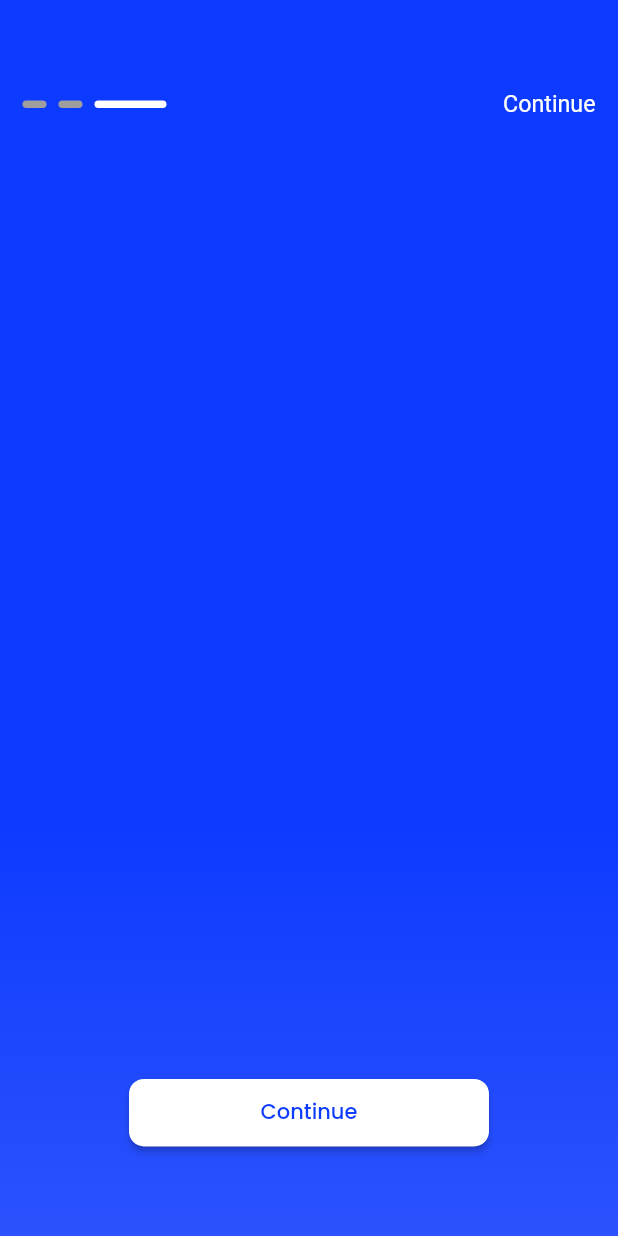
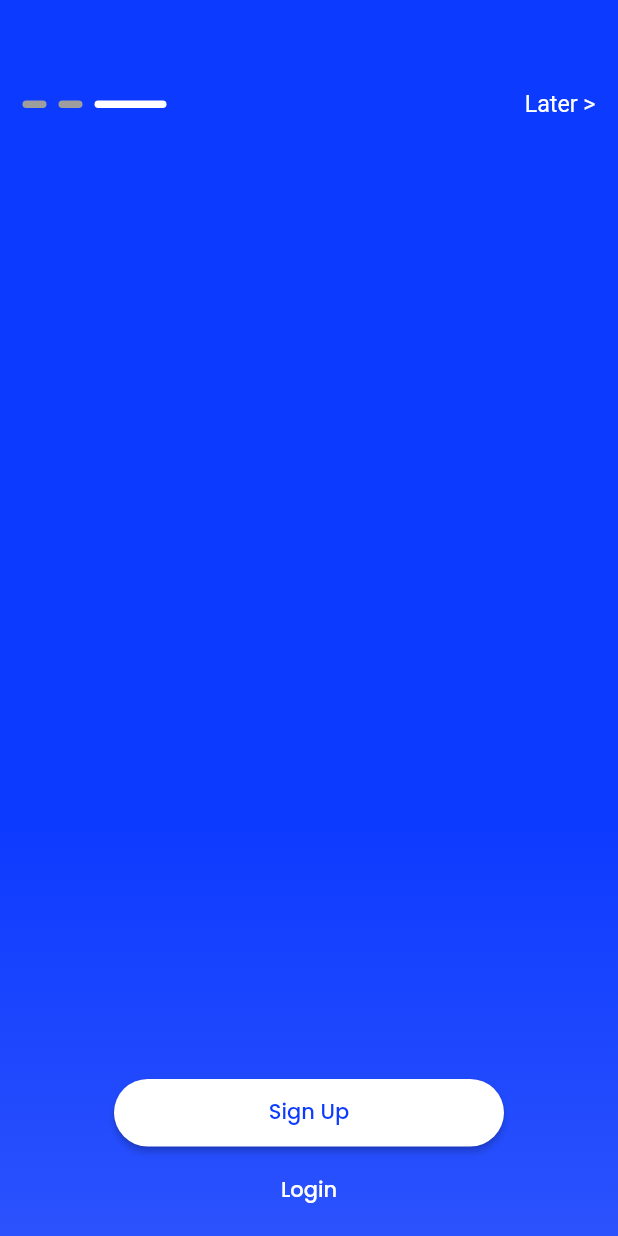
Before and after one commit to peak-tree-com/TATAHackthon, a Flutter app: the screen it shows after launch, after a tap on "Skip >", on a phone screen of 412 x 824 dp. Run offline on Flutter 3.47's test engine with Material 2 defaults, Android fonts, the light colour scheme and no system bars; drawn by our look-alikes of smooth_page_indicator.

Commit message:
Onboarding screen clean code, auth page started

```diff
--- a/lib/Constraints/Constraints.dart
+++ b/lib/Constraints/Constraints.dart
@@ -7,6 +7,10 @@ class Additional {
   String screenTwoText2 =
       'Revolutionize user onboarding through smart automation and tailored recommendations';
   String continueTxt = 'Continue';
+  String signup = 'Sign Up';
+  String login = 'Login';
+  String later = 'Later >';
+  String skip = 'Skip >';
 }
 
 class fontFamily {
--- /dev/null
+++ b/lib/Feature/Screen/AuthScreen/Login.dart
@@ -0,0 +1,11 @@
+import 'package:flutter/material.dart';
+
+class LoginScreen extends StatelessWidget {
+  static const route = '/LoginScreen';
+  const LoginScreen({super.key});
+
+  @override
+  Widget build(BuildContext context) {
+    return const Placeholder();
+  }
+}
--- a/lib/Feature/Screen/OnBoardScreen/OnBoardScreen.dart
+++ b/lib/Feature/Screen/OnBoardScreen/OnBoardScreen.dart
@@ -4,6 +4,9 @@ import 'package:tatahackathon/Constraints/Constraints.dart';
 import 'package:tatahackathon/Feature/Screen/OnBoardScreen/ScreenOne.dart';
 import 'package:tatahackathon/Feature/Screen/OnBoardScreen/ScreenThree.dart';
 import 'package:tatahackathon/Feature/Screen/OnBoardScreen/ScreenTwo.dart';
+import 'package:tatahackathon/Feature/Widget/CustomElevated/CustomOnboardingElevated.dart';
+import 'package:tatahackathon/Feature/Widget/CustomElevated/CustomOnboardingGestureDetector.dart';
+import 'package:tatahackathon/Feature/Widget/CustomText/CustomTextPopReg.dart';
 import 'package:tatahackathon/util.dart';
 
 class OnBoardingScreen extends StatefulWidget {
@@ -18,20 +21,22 @@ class _OnBoardingScreenState extends State<OnBoardingScreen> {
   final PageController _controller = PageController();
   bool _skip = false;
   bool _continue = false;
+  bool _signin = false;
   @override
   Widget build(BuildContext context) {
     return Scaffold(
       body: Stack(
         children: [
           PageView(
-            onPageChanged: (value) {
+            onPageChanged: (index) {
               setState(() {
-                _skip = (value == 2);
-                _continue = (value == 2);
+                _skip = (index == 2);
+                _continue = (index == 2);
+                _signin = (index == 2);
               });
             },
             controller: _controller,
-            children: const [ScreenOne(), ScreenTwo(), LoginPage()],
+            children: const [ScreenOne(), ScreenTwo(), ScreenThree()],
           ),
           Align(
             alignment: const Alignment(-0.9, -0.85),
@@ -46,49 +51,48 @@ class _OnBoardingScreenState extends State<OnBoardingScreen> {
                       controller: _controller,
                       count: 3),
                   _skip
-                      ? GestureDetector(
+                      ? CustomOnboardingGestureDetector(
                           onTap: () {
                             Navigator.pushNamedAndRemoveUntil(
-                                context, LoginPage.route, (route) => false);
+                                context, ScreenThree.route, (route) => false);
                           },
-                          child: Text(
-                            onboarding.continueTxt,
-                            style: const TextStyle(
-                                color: Colors.white, fontSize: 15.5),
-                          ),
-                        )
-                      : GestureDetector(
+                          text: onboarding.later)
+                      : CustomOnboardingGestureDetector(
                           onTap: () {
                             _controller.jumpToPage(2);
                           },
-                          child: const Text(
-                            'Skip >',
-                            style:
-                                TextStyle(color: Colors.white, fontSize: 15.5),
-                          ),
-                        ),
+                          text: onboarding.skip),
                 ],
               ),
             ),
           ),
-          Align(
+          _continue
+              ? Align(
                   alignment: const Alignment(0, 0.85),
-              child: ElevatedButton(
-                  style: ElevatedButton.styleFrom(
-                      backgroundColor: Colors.white,
-                      minimumSize: const Size(240, 45),
-                      shape: RoundedRectangleBorder(
-                          borderRadius: BorderRadius.circular(10))),
+                  child: CustomOnboardingElevated(
                     onPressed: () {
                       _controller.nextPage(
                           duration: const Duration(milliseconds: 500),
                           curve: Curves.linear);
                     },
-                  child: Text(
-                    onboarding.continueTxt,
-                    style: TextStyle(
-                        color: themeColor, fontFamily: fontFamily().popMEd),
-                  )))
+                    text: onboarding.signup,
+                  ))
+              : Align(
+                  alignment: const Alignment(0, 0.85),
+                  child: CustomOnboardingElevated(
+                      onPressed: () {
+                        _controller.nextPage(
+                            duration: const Duration(milliseconds: 500),
+                            curve: Curves.linear);
+                      },
+                      text: onboarding.continueTxt)),
+          _signin
+              ? Align(
+                  alignment: const Alignment(0, 0.95),
+                  child: CustomTextPopReg(text: onboarding.login))
+              : const Align(
+                  alignment: Alignment(0, 0.85),
+                  child: CustomTextPopReg(text: ''))
         ],
       ),
     );
--- a/lib/Feature/Screen/OnBoardScreen/ScreenThree.dart
+++ b/lib/Feature/Screen/OnBoardScreen/ScreenThree.dart
@@ -1,9 +1,18 @@
 import 'package:flutter/material.dart';
+import 'package:tatahackathon/Constraints/Constraints.dart';
+import 'package:tatahackathon/Feature/Widget/CustomText/CustomTextPopReg.dart';
 import 'package:tatahackathon/util.dart';
 
-class LoginPage extends StatelessWidget {
-  static const route = '/LoginPage';
-  const LoginPage({super.key});
+class ScreenThree extends StatefulWidget {
+  static const route = '/ScreenThree';
+  const ScreenThree({super.key});
+
+  @override
+  State<ScreenThree> createState() => _ScreenThreeState();
+}
+
+class _ScreenThreeState extends State<ScreenThree> {
+  Additional auth = Additional();
 
   @override
   Widget build(BuildContext context) {
@@ -19,6 +28,14 @@ class LoginPage extends StatelessWidget {
           themeColorWithOpacity,
           //Colors.lightBlueAccent
         ], begin: Alignment.topCenter, end: Alignment.bottomCenter)),
+        child: Stack(children: [
+          // Align(
+          //   alignment: const Alignment(0, 0.945),
+          //   child: CustomTextPopReg(
+          //     text: auth.login,
+          //   ),
+          // )
+        ]),
       ),
     );
   }
--- /dev/null
+++ b/lib/Feature/Widget/CustomElevated/CustomOnboardingElevated.dart
@@ -0,0 +1,25 @@
+import 'package:flutter/material.dart';
+import 'package:tatahackathon/Constraints/Constraints.dart';
+import 'package:tatahackathon/util.dart';
+
+class CustomOnboardingElevated extends StatelessWidget {
+  final void Function() onPressed;
+  final String text;
+  const CustomOnboardingElevated(
+      {super.key, required this.onPressed, required this.text});
+
+  @override
+  Widget build(BuildContext context) {
+    return ElevatedButton(
+        style: ElevatedButton.styleFrom(
+            backgroundColor: Colors.white,
+            minimumSize: const Size(260, 45),
+            shape: RoundedRectangleBorder(
+                borderRadius: BorderRadius.circular(30))),
+        onPressed: onPressed,
+        child: Text(
+          text,
+          style: TextStyle(color: themeColor, fontFamily: fontFamily().popMEd),
+        ));
+  }
+}
--- /dev/null
+++ b/lib/Feature/Widget/CustomElevated/CustomOnboardingGestureDetector.dart
@@ -0,0 +1,19 @@
+import 'package:flutter/material.dart';
+
+class CustomOnboardingGestureDetector extends StatelessWidget {
+  final void Function() onTap;
+  final String text;
+  const CustomOnboardingGestureDetector(
+      {super.key, required this.onTap, required this.text});
+
+  @override
+  Widget build(BuildContext context) {
+    return GestureDetector(
+      onTap: onTap,
+      child: Text(
+        text,
+        style: const TextStyle(color: Colors.white, fontSize: 15.5),
+      ),
+    );
+  }
+}
--- /dev/null
+++ b/lib/Feature/Widget/CustomText/CustomTextPopReg.dart
@@ -0,0 +1,15 @@
+import 'package:flutter/material.dart';
+import 'package:tatahackathon/Constraints/Constraints.dart';
+
+class CustomTextPopReg extends StatelessWidget {
+  final String text;
+  const CustomTextPopReg({super.key, required this.text});
+
+  @override
+  Widget build(BuildContext context) {
+    return Text(
+      text,
+      style: TextStyle(color: Colors.white, fontFamily: fontFamily().popMEd),
+    );
+  }
+}
--- a/lib/route.dart
+++ b/lib/route.dart
@@ -3,10 +3,10 @@
 
 Route<dynamic> onGenrate(RouteSettings settings) {
   switch (settings.name) {
-    case LoginPage.route:
+    case ScreenThree.route:
       return MaterialPageRoute(
         settings: settings,
-        builder: (context) => const LoginPage(),
+        builder: (context) => const ScreenThree(),
       );
 
     default:
```
Lines whose indentation alone changed are shown as unchanged.
